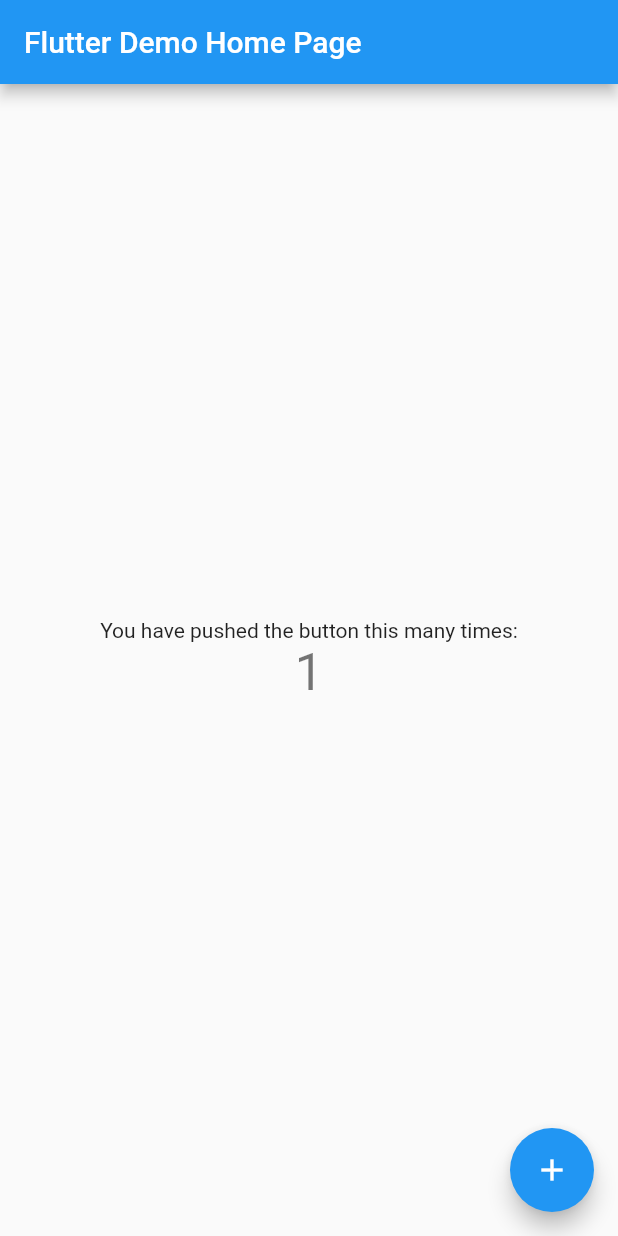
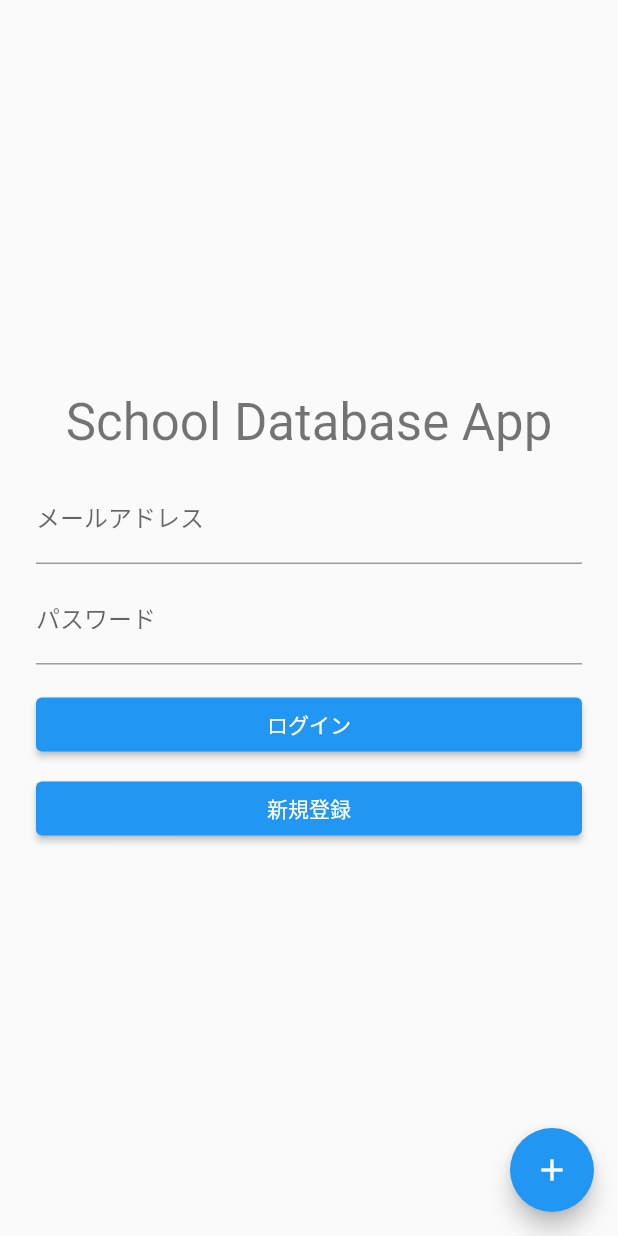
Before and after one commit to Uchipon2020/school_app_sample, a Flutter app: the screen it shows after launch, after a tap on the "add" icon, on a phone screen of 412 x 824 dp. Run offline on Flutter 3.47's test engine with Material 2 defaults, Android fonts, the phone set to English and light mode, and no system bars.

Commit message:
second  contact

```diff
--- a/lib/main.dart
+++ b/lib/main.dart
@@ -1,99 +1,21 @@
 import 'package:flutter/material.dart';
 
+import 'sign_in_screen.dart';
+
 void main() {
-  runApp(const MyApp());
+  runApp(MyApp());
 }
 
 class MyApp extends StatelessWidget {
-  const MyApp({Key? key}) : super(key: key);
-
-  // This widget is the root of your application.
   @override
   Widget build(BuildContext context) {
     return MaterialApp(
-      title: 'Flutter Demo',
+      title: 'School data',
       theme: ThemeData(
 
         primarySwatch: Colors.blue,
       ),
-      home: const MyHomePage(title: 'Flutter Demo Home Page'),
+      home: SignInScreen(),
     );
   }
 }
-
-class MyHomePage extends StatefulWidget {
-  const MyHomePage({Key? key, required this.title}) : super(key: key);
-
-
-  final String title;
-
-  @override
-  State<MyHomePage> createState() => _MyHomePageState();
-}
-
-class _MyHomePageState extends State<MyHomePage> {
-  int _counter = 0;
-
-  void _incrementCounter() {
-    setState(() {
-      // This call to setState tells the Flutter framework that something has
-      // changed in this State, which causes it to rerun the build method below
-      // so that the display can reflect the updated values. If we changed
-      // _counter without calling setState(), then the build method would not be
-      // called again, and so nothing would appear to happen.
-      _counter++;
-    });
-  }
-
-  @override
-  Widget build(BuildContext context) {
-    // This method is rerun every time setState is called, for instance as done
-    // by the _incrementCounter method above.
-    //
-    // The Flutter framework has been optimized to make rerunning build methods
-    // fast, so that you can just rebuild anything that needs updating rather
-    // than having to individually change instances of widgets.
-    return Scaffold(
-      appBar: AppBar(
-        // Here we take the value from the MyHomePage object that was created by
-        // the App.build method, and use it to set our appbar title.
-        title: Text(widget.title),
-      ),
-      body: Center(
-        // Center is a layout widget. It takes a single child and positions it
-        // in the middle of the parent.
-        child: Column(
-          // Column is also a layout widget. It takes a list of children and
-          // arranges them vertically. By default, it sizes itself to fit its
-          // children horizontally, and tries to be as tall as its parent.
-          //
-          // Invoke "debug painting" (press "p" in the console, choose the
-          // "Toggle Debug Paint" action from the Flutter Inspector in Android
-          // Studio, or the "Toggle Debug Paint" command in Visual Studio Code)
-          // to see the wireframe for each widget.
-          //
-          // Column has various properties to control how it sizes itself and
-          // how it positions its children. Here we use mainAxisAlignment to
-          // center the children vertically; the main axis here is the vertical
-          // axis because Columns are vertical (the cross axis would be
-          // horizontal).
-          mainAxisAlignment: MainAxisAlignment.center,
-          children: <Widget>[
-            const Text(
-              'You have pushed the button this many times:',
-            ),
-            Text(
-              '$_counter',
-              style: Theme.of(context).textTheme.headline4,
-            ),
-          ],
-        ),
-      ),
-      floatingActionButton: FloatingActionButton(
-        onPressed: _incrementCounter,
-        tooltip: 'Increment',
-        child: const Icon(Icons.add),
-      ), // This trailing comma makes auto-formatting nicer for build methods.
-    );
-  }
-}
--- /dev/null
+++ b/lib/sign_in_screen.dart
@@ -0,0 +1,60 @@
+import 'package:flutter/material.dart';
+
+class SignInScreen extends StatefulWidget {
+  @override
+  _SignInScreenState createState() => _SignInScreenState();
+}
+
+class _SignInScreenState extends State<SignInScreen> {
+  @override
+  Widget build(BuildContext context) {
+    return Scaffold(
+      body: Center(
+        child: Padding(
+          padding: const EdgeInsets.symmetric(horizontal: 24),
+          child: Column(
+            mainAxisAlignment: MainAxisAlignment.center,
+            children: <Widget>[
+              Text(
+                'School Database App',
+                style: Theme.of(context).textTheme.headline4,
+              ),
+              SizedBox(height: 16),
+              TextFormField(
+                decoration: InputDecoration(labelText: 'メールアドレス'),
+                keyboardType: TextInputType.emailAddress,
+              ),
+              SizedBox(height: 8),
+              TextFormField(
+                decoration: InputDecoration(labelText: 'パスワード'),
+                keyboardType: TextInputType.visiblePassword,
+                obscureText: true,
+              ),
+              SizedBox(height: 16),
+              SizedBox(
+                width: double.infinity,
+                child: ElevatedButton(
+                  onPressed: () => {},
+                  child: Text('ログイン'),
+                ),
+              ),
+              SizedBox(height: 8),
+              SizedBox(
+                width: double.infinity,
+                child: ElevatedButton(
+                  onPressed: () => {},
+                  child: Text('新規登録'),
+                ),
+              ),
+            ],
+          ),
+        ),
+      ),
+      floatingActionButton: FloatingActionButton(
+        onPressed: () => {},
+        tooltip: 'Increment',
+        child: const Icon(Icons.add),
+      ), // This trailing comma makes auto-formatting nicer for build methods.
+    );
+  }
+}
```
Also changed, not shown: lib/photo_list_screen.dart (added), lib/photo_view_screen.dart (added), 2 other files.
